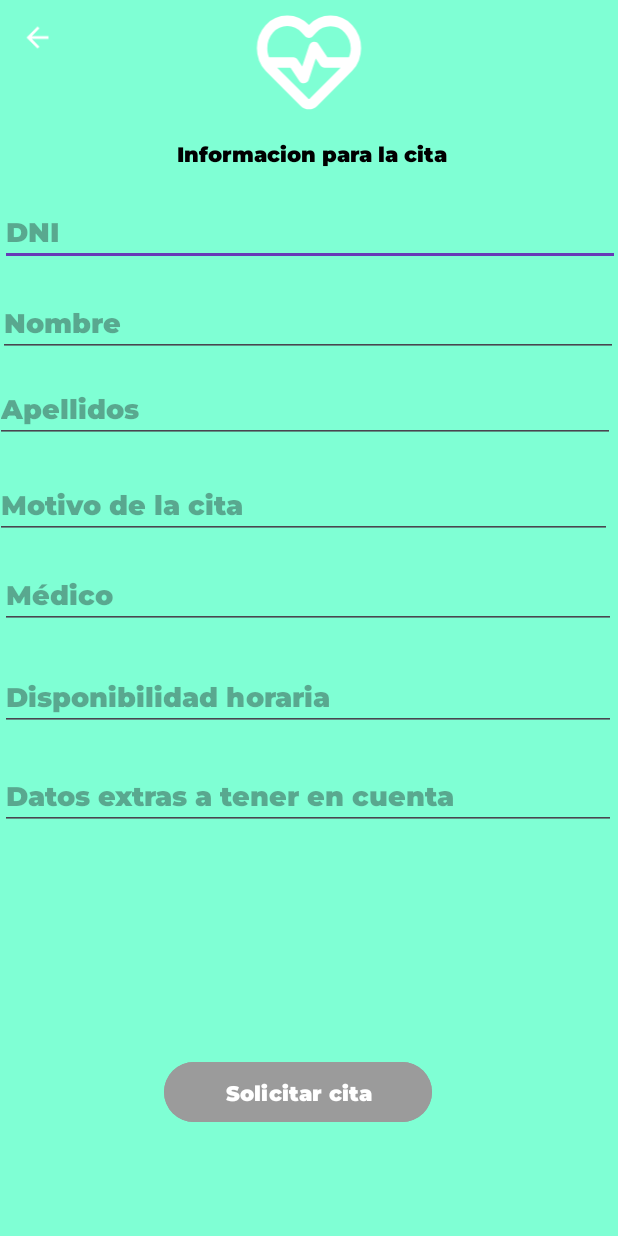
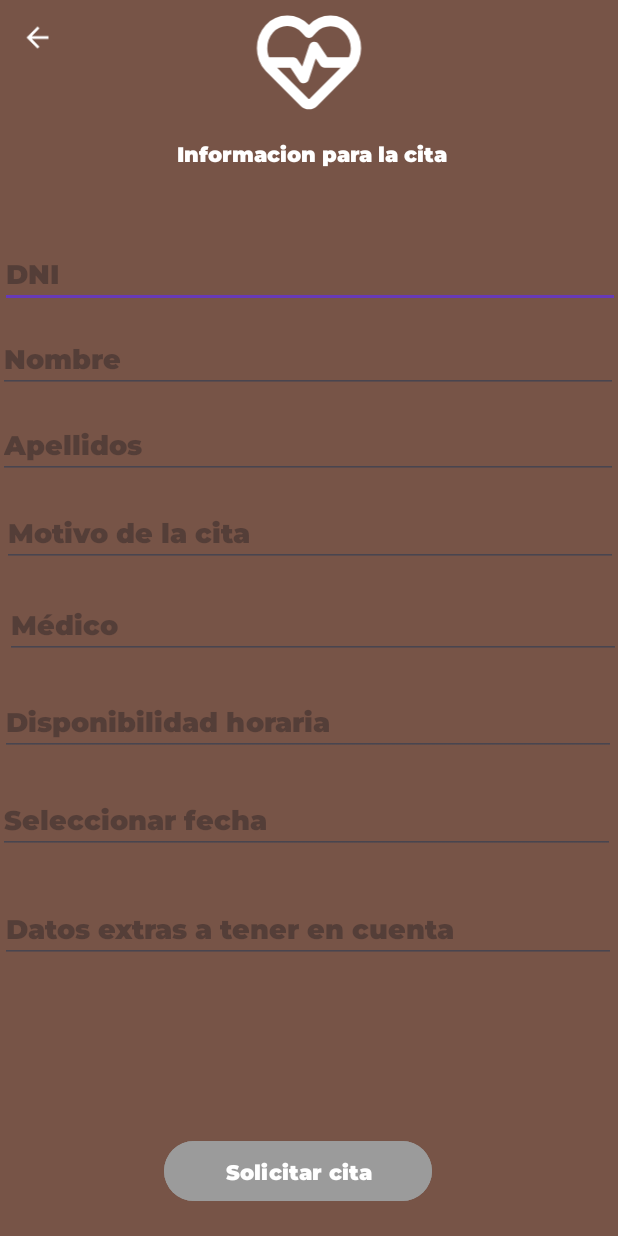
Before and after one commit to gfontan/Medical, an Android app: the InsertDataCitas screen opened directly, with no data from a screen before it, after a tap on "Solicitar cita", on a phone screen of 412 x 824 dp. Run offline under Robolectric (Android 15) with nearby library versions, the light colour scheme and no system bars.

Commit message:
Carga Inicial

```diff
--- a/app/src/main/java/com/example/aplicacionfinal/DbHelperCitas.java
+++ b/app/src/main/java/com/example/aplicacionfinal/DbHelperCitas.java
@@ -17,7 +17,7 @@ public class DbHelperCitas extends SQLiteOpenHelper {
 
     @Override
     public void onCreate(SQLiteDatabase db) {
-        String qyr = "CREATE TABLE tbl_citas (DNI TEXT PRIMARY KEY, Nombre TEXT, Apellidos TEXT, Razon TEXT, Disponibilidad INTEGER, Cita TEXT, Médico TEXT, Historial TEXT)";
+        String qyr = "CREATE TABLE tbl_citas (DNI TEXT PRIMARY KEY, Nombre TEXT, Apellidos TEXT, Razon TEXT, Disponibilidad INTEGER, Fecha TEXT, Cita TEXT, Médico TEXT, Historial TEXT)";
         db.execSQL(qyr);
     }
 
@@ -27,7 +27,7 @@ public class DbHelperCitas extends SQLiteOpenHelper {
         onCreate(db);
     }
 
-    public Boolean insertUserData(String DNI, String Nombre, String Apellidos, String Razon, String Disponibilidad, String Cita, String Médico, String Historial) {
+    public Boolean insertUserData(String DNI, String Nombre, String Apellidos, String Razon, String Disponibilidad, String Fecha, String Cita, String Médico, String Historial) {
         SQLiteDatabase db = this.getWritableDatabase();
         ContentValues cv = new ContentValues();
 
@@ -36,6 +36,7 @@ public class DbHelperCitas extends SQLiteOpenHelper {
         cv.put("Apellidos", Apellidos);
         cv.put("Razon", Razon);
         cv.put("Disponibilidad", Disponibilidad);
+        cv.put("Fecha", Fecha);
         cv.put("Cita", Cita);
         cv.put("Médico", Médico);
         cv.put("Historial", Historial);
--- a/app/src/main/java/com/example/aplicacionfinal/DetalleCita.java
+++ b/app/src/main/java/com/example/aplicacionfinal/DetalleCita.java
@@ -21,7 +21,7 @@ public class DetalleCita extends AppCompatActivity {
     private DbHelperCitas dbHelper;
     private ListAdapterCitas adapter;
     private String dni;
-    private TextView textViewNombre, textViewApellidos, textViewRazon, textViewDisponibilidad, textViewCita, textViewMedico, textViewHistorial, textViewDNI;
+    private TextView textViewNombre, textViewApellidos, textViewRazon, textViewDisponibilidad, textViewFecha, textViewCita, textViewMedico, textViewHistorial, textViewDNI;
 
     @Override
     protected void onCreate(Bundle savedInstanceState) {
@@ -50,6 +50,7 @@ public class DetalleCita extends AppCompatActivity {
             textViewApellidos = findViewById(R.id.textApellidos);
             textViewRazon = findViewById(R.id.textRazon);
             textViewDisponibilidad = findViewById(R.id.textDisponibilidad);
+            textViewFecha = findViewById(R.id.textFecha);
             textViewCita = findViewById(R.id.textCita);
             textViewMedico = findViewById(R.id.textMedico);
             textViewHistorial = findViewById(R.id.textHistorial);
@@ -86,6 +87,7 @@ public class DetalleCita extends AppCompatActivity {
             @SuppressLint("Range") String apellidos = cursor.getString(cursor.getColumnIndex("Apellidos"));
             @SuppressLint("Range") String razon = cursor.getString(cursor.getColumnIndex("Razon"));
             @SuppressLint("Range") String disponibilidad = cursor.getString(cursor.getColumnIndex("Disponibilidad"));
+            @SuppressLint("Range") String fecha = cursor.getString(cursor.getColumnIndex("Fecha"));
             @SuppressLint("Range") String cita = cursor.getString(cursor.getColumnIndex("Cita"));
             @SuppressLint("Range") String medico = cursor.getString(cursor.getColumnIndex("Médico"));
             @SuppressLint("Range") String historial = cursor.getString(cursor.getColumnIndex("Historial"));
@@ -97,6 +99,7 @@ public class DetalleCita extends AppCompatActivity {
             textViewApellidos.setText("-Apellidos: " + apellidos);
             textViewRazon.setText("-Razon: " + razon);
             textViewDisponibilidad.setText("-Disponibilidad: " + disponibilidad);
+            textViewFecha.setText("-Fecha: " + fecha);
             textViewCita.setText("-Cita: "  + cita);
             textViewMedico.setText("-Médico: " + medico);
             textViewHistorial.setText("-Historial: " + historial);
--- a/app/src/main/java/com/example/aplicacionfinal/InsertDataCitas.java
+++ b/app/src/main/java/com/example/aplicacionfinal/InsertDataCitas.java
@@ -1,17 +1,28 @@
 package com.example.aplicacionfinal;
 
 import androidx.appcompat.app.AppCompatActivity;
+
+import android.app.TimePickerDialog;
 import android.content.Intent;
 import android.os.Bundle;
 import android.view.View;
 import android.widget.Button;
 import android.widget.EditText;
 import android.widget.ImageView;
+import android.widget.TimePicker;
 import android.widget.Toast;
+
+import com.google.android.material.datepicker.CalendarConstraints;
+import com.google.android.material.datepicker.MaterialDatePicker;
+import com.google.android.material.datepicker.MaterialPickerOnPositiveButtonClickListener;
+
+import java.text.SimpleDateFormat;
+import java.util.Calendar;
+import java.util.Locale;
 
 public class InsertDataCitas extends AppCompatActivity {
 
-    EditText t1, t2, t3, t4,t5, t6, t7;
+    EditText t1, t2, t3, t4, t5, t6, t7, t8;
     DbHelperCitas db;
     Button insert;
 
@@ -20,33 +31,48 @@ public class InsertDataCitas extends AppCompatActivity {
         super.onCreate(savedInstanceState);
         setContentView(R.layout.activity_insert_data_citas);
 
-
-
-        t1 = (EditText) findViewById(R.id.t1);
-        t2 = (EditText) findViewById(R.id.t2);
-        t3 = (EditText) findViewById(R.id.t3);
-        t4 = (EditText) findViewById(R.id.t4);
-        t5 = (EditText) findViewById(R.id.t5);
-        t6 = (EditText) findViewById(R.id.t6);
-        t7 = (EditText) findViewById(R.id.t7);
-        insert = (Button) findViewById(R.id.btnInsert);
+        t1 = findViewById(R.id.t1);
+        t2 = findViewById(R.id.t2);
+        t3 = findViewById(R.id.t3);
+        t4 = findViewById(R.id.t4);
+        t5 = findViewById(R.id.t5);
+        t6 = findViewById(R.id.t6);
+        t7 = findViewById(R.id.t7);
+        t8 = findViewById(R.id.t8);
+        insert = findViewById(R.id.btnInsert);
 
         db = new DbHelperCitas(this);
+
+        // Configurar el selector de fecha para el campo de texto t6 (Disponibilidad horaria)
+        t7.setOnClickListener(new View.OnClickListener() {
+            @Override
+            public void onClick(View v) {
+                showDatePickerDialog(t7);
+            }
+        });
+
+        t6.setOnClickListener(new View.OnClickListener() {
+            @Override
+            public void onClick(View v) {
+                showTimePickerDialog();
+            }
+        });
 
         insert.setOnClickListener(new View.OnClickListener() {
             @Override
             public void onClick(View v) {
                 String DNI = t1.getText().toString();
                 String Nombre = t2.getText().toString();
-                String  Apellidos = t3.getText().toString();
+                String Apellidos = t3.getText().toString();
                 String Razon = t4.getText().toString();
+                String Medico = t5.getText().toString();
                 String Disponibilidad = t6.getText().toString();
-                String Medico = t5.getText().toString();
-                String Historial = t7.getText().toString();
-                String Cita = " ";
+                String Fecha = t7.getText().toString();
+                String Historial = t8.getText().toString();
+                String Cita = "";
 
-                Boolean checkinsertdata = db.insertUserData(DNI, Nombre, Apellidos, Razon, Disponibilidad, Cita, Medico, Historial);
-                if(checkinsertdata == true){
+                Boolean checkinsertdata = db.insertUserData(DNI, Nombre, Apellidos, Razon, Disponibilidad, Fecha, Cita, Medico, Historial);
+                if (checkinsertdata == true) {
                     Toast.makeText(InsertDataCitas.this, "Datos insertados", Toast.LENGTH_SHORT).show();
 
                     t1.setText("");
@@ -56,15 +82,13 @@ public class InsertDataCitas extends AppCompatActivity {
                     t5.setText("");
                     t6.setText("");
                     t7.setText("");
+                    t8.setText("");
 
-                }else {
+                } else {
                     Toast.makeText(InsertDataCitas.this, "Error", Toast.LENGTH_SHORT).show();
                 }
             }
         });
-
-
-
 
         ImageView btnbackpage = findViewById(R.id.back);
         btnbackpage.setOnClickListener(new View.OnClickListener() {
@@ -74,15 +98,57 @@ public class InsertDataCitas extends AppCompatActivity {
                 startActivity(intent);
             }
         });
+    }
 
+    // Método para mostrar el selector de fecha
+    private void showDatePickerDialog(final EditText editText) {
+        MaterialDatePicker.Builder<Long> builder = MaterialDatePicker.Builder.datePicker();
+        builder.setTitleText("Selecciona una fecha");
 
+        // Restringir la selección de fechas a partir de hoy
+        CalendarConstraints.Builder constraintsBuilder = new CalendarConstraints.Builder();
+        constraintsBuilder.setStart(Calendar.getInstance().getTimeInMillis());
 
+        builder.setCalendarConstraints(constraintsBuilder.build());
 
+        final MaterialDatePicker<Long> materialDatePicker = builder.build();
+        materialDatePicker.addOnPositiveButtonClickListener(new MaterialPickerOnPositiveButtonClickListener<Long>() {
+            @Override
+            public void onPositiveButtonClick(Long selection) {
+                // La fecha ha sido seleccionada
+                // `selection` contiene la fecha seleccionada en milisegundos desde la época
+                // Aquí puedes establecer la fecha seleccionada en el EditText
+                editText.setText(materialDatePicker.getHeaderText());
+            }
+        });
+
+        materialDatePicker.show(getSupportFragmentManager(), "DATE_PICKER");
     }
 
 
+    // Método para mostrar el TimePickerDialog
+    private void showTimePickerDialog() {
+        final Calendar calendar = Calendar.getInstance();
+        int hour = calendar.get(Calendar.HOUR_OF_DAY);
+        int minute = calendar.get(Calendar.MINUTE);
 
+        TimePickerDialog timePickerDialog = new TimePickerDialog(this,
+                new TimePickerDialog.OnTimeSetListener() {
+                    @Override
+                    public void onTimeSet(TimePicker view, int hourOfDay, int minute) {
+                        calendar.set(Calendar.HOUR_OF_DAY, hourOfDay);
+                        calendar.set(Calendar.MINUTE, minute);
+                        updateTimeInView(calendar);
+                    }
+                }, hour, minute, true);
 
+        timePickerDialog.show();
+    }
 
+    private void updateTimeInView(Calendar calendar) {
+        String myFormat = "HH:mm"; // Formato de la hora
+        SimpleDateFormat sdf = new SimpleDateFormat(myFormat, Locale.getDefault());
 
+        t6.setText(sdf.format(calendar.getTime())); // Actualizar el texto del EditText con la hora seleccionada
+    }
 }
--- a/app/src/main/res/layout/activity_insert_data_citas.xml
+++ b/app/src/main/res/layout/activity_insert_data_citas.xml
@@ -4,7 +4,7 @@
     android:layout_width="match_parent"
     android:layout_height="match_parent"
     android:orientation="vertical"
-    android:background="@color/my_primary"
+    android:background="@color/colorPrimaryDark"
     tools:context=".InsertDataCitas">
 
     <ImageView
@@ -32,7 +32,7 @@
         android:fontFamily="@font/montserrat"
         android:gravity="center"
         android:text="Informacion para la cita "
-        android:textColor="@color/black"
+        android:textColor="@color/white"
         android:textStyle="bold" />
 
     <EditText
@@ -43,8 +43,9 @@
         android:layout_alignParentTop="true"
         android:layout_alignParentEnd="true"
         android:layout_marginStart="0dp"
-        android:layout_marginTop="131dp"
+        android:layout_marginTop="159dp"
         android:layout_marginEnd="-1dp"
+        android:textColor="@color/white"
         android:fontFamily="@font/montserrat"
         android:hint="DNI" />
 
@@ -56,8 +57,9 @@
         android:layout_alignParentTop="true"
         android:layout_alignParentEnd="true"
         android:layout_marginStart="-1dp"
-        android:layout_marginTop="192dp"
+        android:layout_marginTop="216dp"
         android:layout_marginEnd="0dp"
+        android:textColor="@color/white"
         android:fontFamily="@font/montserrat"
         android:hint="Nombre" />
 
@@ -68,24 +70,40 @@
         android:layout_alignParentStart="true"
         android:layout_alignParentTop="true"
         android:layout_alignParentEnd="true"
-        android:layout_marginStart="-3dp"
-        android:layout_marginTop="249dp"
-        android:layout_marginEnd="2dp"
+        android:layout_marginStart="-1dp"
+        android:layout_marginTop="273dp"
+        android:layout_marginEnd="0dp"
+        android:textColor="@color/white"
         android:fontFamily="@font/montserrat"
         android:hint="Apellidos" />
 
     <EditText
-        android:id="@+id/t7"
+        android:id="@+id/t4"
         android:layout_width="match_parent"
         android:layout_height="wrap_content"
         android:layout_alignParentStart="true"
         android:layout_alignParentTop="true"
         android:layout_alignParentEnd="true"
-        android:layout_marginStart="0dp"
-        android:layout_marginTop="507dp"
-        android:layout_marginEnd="1dp"
+        android:layout_marginStart="1dp"
+        android:layout_marginTop="332dp"
+        android:layout_marginEnd="0dp"
+        android:textColor="@color/white"
         android:fontFamily="@font/montserrat"
-        android:hint="Datos extras a tener en cuenta" />
+        android:hint="Motivo de la cita" />
+
+    <EditText
+        android:id="@+id/t5"
+        android:layout_width="match_parent"
+        android:layout_height="wrap_content"
+        android:layout_alignParentStart="true"
+        android:layout_alignParentTop="true"
+        android:layout_alignParentEnd="true"
+        android:layout_marginStart="3dp"
+        android:textColor="@color/white"
+        android:layout_marginTop="393dp"
+        android:layout_marginEnd="-2dp"
+        android:fontFamily="@font/montserrat"
+        android:hint="Médico " />
 
     <EditText
         android:id="@+id/t6"
@@ -95,36 +113,42 @@
         android:layout_alignParentTop="true"
         android:layout_alignParentEnd="true"
         android:layout_marginStart="0dp"
-        android:layout_marginTop="441dp"
+        android:textColor="@color/white"
+        android:layout_marginTop="458dp"
         android:layout_marginEnd="1dp"
+        android:focusable="false"
+        android:clickable="true"
         android:fontFamily="@font/montserrat"
         android:hint="Disponibilidad horaria" />
 
     <EditText
-        android:id="@+id/t5"
+        android:id="@+id/t7"
+        android:layout_width="match_parent"
+        android:layout_height="wrap_content"
+        android:layout_alignParentStart="true"
+        android:layout_alignParentTop="true"
+        android:layout_alignParentEnd="true"
+        android:layout_marginStart="-1dp"
+        android:layout_marginTop="523dp"
+        android:layout_marginEnd="2dp"
+        android:focusable="false"
+        android:fontFamily="@font/montserrat"
+        android:hint="Seleccionar fecha"
+        android:textColor="@color/white" />
+
+    <EditText
+        android:id="@+id/t8"
         android:layout_width="match_parent"
         android:layout_height="wrap_content"
         android:layout_alignParentStart="true"
         android:layout_alignParentTop="true"
         android:layout_alignParentEnd="true"
         android:layout_marginStart="0dp"
-        android:layout_marginTop="373dp"
+        android:layout_marginTop="596dp"
         android:layout_marginEnd="1dp"
+        android:textColor="@color/white"
         android:fontFamily="@font/montserrat"
-        android:hint="Médico " />
-
-    <EditText
-        android:id="@+id/t4"
-        android:layout_width="match_parent"
-        android:layout_height="wrap_content"
-        android:layout_alignParentStart="true"
-        android:layout_alignParentTop="true"
-        android:layout_alignParentEnd="true"
-        android:layout_marginStart="-3dp"
-        android:layout_marginTop="313dp"
-        android:layout_marginEnd="4dp"
-        android:fontFamily="@font/montserrat"
-        android:hint="Motivo de la cita" />
+        android:hint="Datos extras a tener en cuenta" />
 
     <Button
         android:id="@+id/btnInsert"
@@ -135,7 +159,7 @@
         android:layout_alignParentBottom="true"
         android:layout_marginStart="109dp"
         android:layout_marginEnd="124dp"
-        android:layout_marginBottom="72dp"
+        android:layout_marginBottom="19dp"
         android:backgroundTint="#9B9B9B"
         android:fontFamily="@font/montserrat"
         android:gravity="center"
```
Also changed, not shown: app/src/main/java/com/example/aplicacionfinal/CitasList.java (+7 -5 lines), app/src/main/java/com/example/aplicacionfinal/ListAdapterCitas.java (+8 -5 lines), app/src/main/res/layout/activity_detalle_cita.xml (+29 -35 lines), app/src/main/res/layout/list_element_citas.xml (+7 -7 lines).
